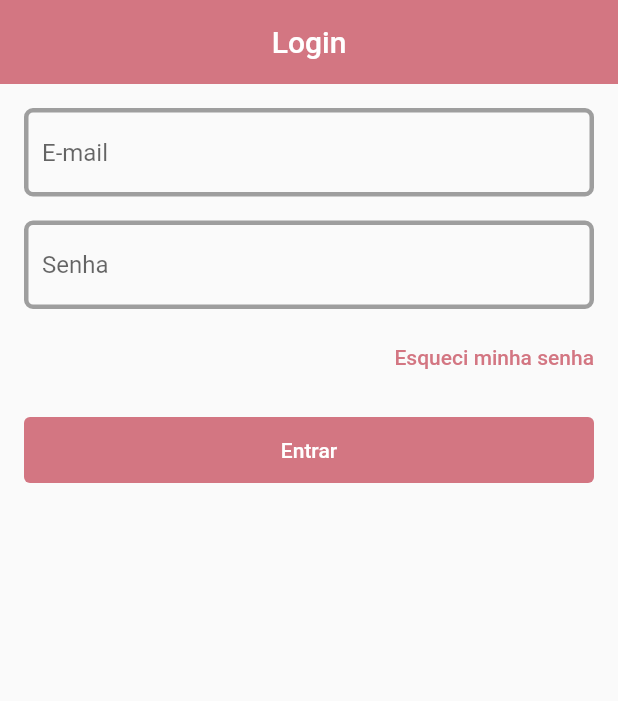
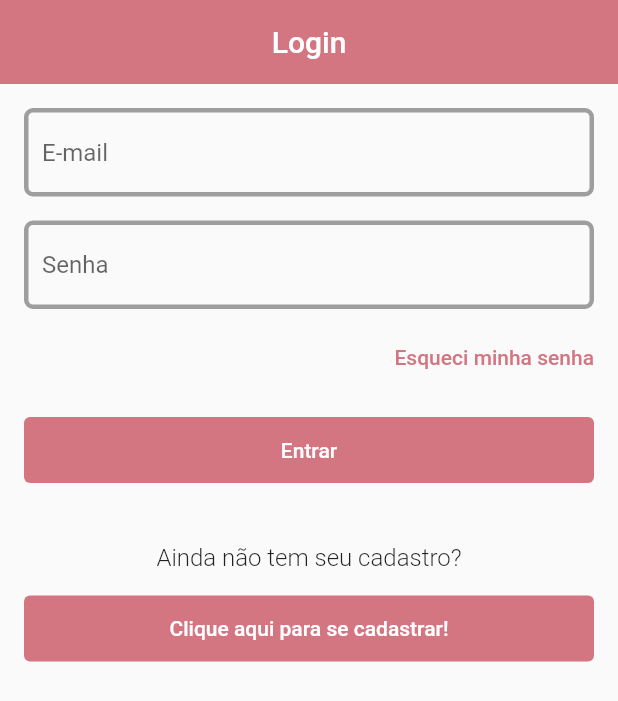
Before and after one commit to albertobezerra/storebypaulasaraiva_flutter, a Flutter app: the LoginScreen screen opened directly, on a phone screen of 412 x 824 dp. Shown: the top 701 px of the screen. Run offline on Flutter 3.47's test engine with Material 2 defaults, Android fonts, the phone set to English and light mode, and no system bars; our stand-ins replace carousel_pro, cloud_firestore, transparent_image; accounts and stored records are empty.

Commit message:
Tela de login e cadastro

```diff
--- a/lib/main.dart
+++ b/lib/main.dart
@@ -1,5 +1,5 @@
 import 'package:flutter/material.dart';
-import 'package:storebypaulasaraiva/screens/login.dart';
+import 'package:storebypaulasaraiva/screens/homepage.dart';
 
 // import 'screens/homepage.dart';
 
@@ -18,7 +18,7 @@ class MyApp extends StatelessWidget {
         primarySwatch: Colors.blue,
         primaryColor: const Color.fromARGB(255, 4, 125, 141),
       ),
-      home: LoginScreen(),
+      home: HomePage(),
       debugShowCheckedModeBanner: false,
     );
   }
--- a/lib/screens/login.dart
+++ b/lib/screens/login.dart
@@ -1,4 +1,6 @@
 import 'package:flutter/material.dart';
+
+import 'cadastro.dart';
 
 class LoginScreen extends StatelessWidget {
   final _formKey = GlobalKey<FormState>();
@@ -84,6 +86,31 @@ class LoginScreen extends StatelessWidget {
                     style: TextStyle(),
                   ),
                 ),
+              ),
+              SizedBox(height: 40),
+              Center(
+                child: Text(
+                  'Ainda não tem seu cadastro?',
+                  style: TextStyle(
+                    fontSize: 16,
+                    fontWeight: FontWeight.w300,
+                  ),
+                ),
+              ),
+              SizedBox(height: 16),
+              SizedBox(
+                height: 44,
+                child: TextButton(
+                    onPressed: () {
+                      Navigator.of(context).pushReplacement(
+                          MaterialPageRoute(builder: (context) => Cadastro()));
+                    },
+                    style: TextButton.styleFrom(
+                      primary: Colors.white,
+                      backgroundColor: Color.fromARGB(255, 211, 118, 130),
+                      onSurface: Colors.grey,
+                    ),
+                    child: Text('Clique aqui para se cadastrar!')),
               )
             ],
           )),
```
Also changed, not shown: lib/screens/cadastro.dart (added, +133 -0 lines), lib/widgets/drawer.dart (+6 -1 lines).
